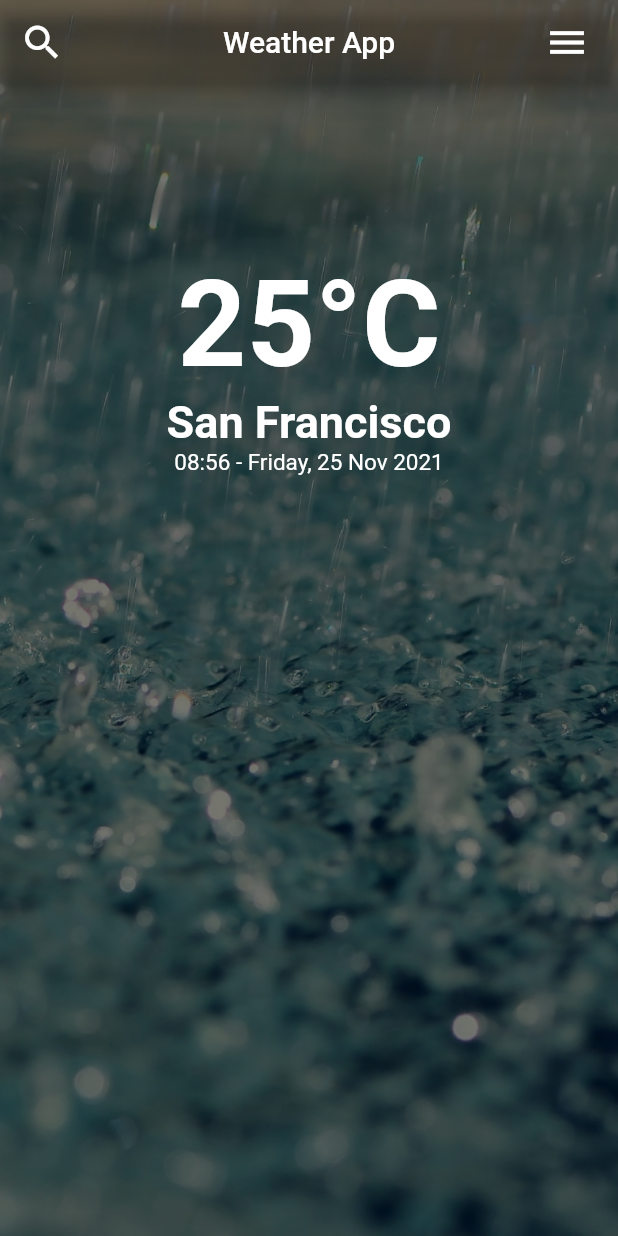
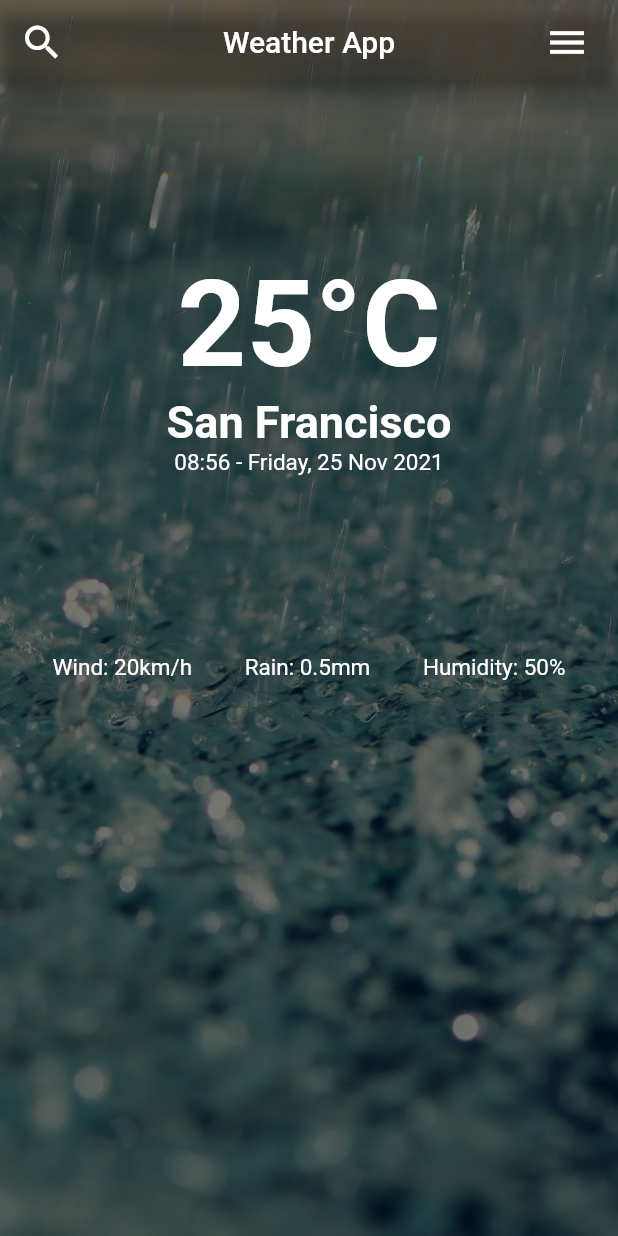
Before and after one commit to JAVABAUM/flutter_weatherapp, a Flutter app: the screen it shows after launch, on a phone screen of 412 x 824 dp. Run offline on Flutter 3.47's test engine with Material 2 defaults, Android fonts, the phone set to English and light mode, and no system bars.

Commit message:
additional weather infos

```diff
--- a/flutter_app/lib/screens/weatherapp.dart
+++ b/flutter_app/lib/screens/weatherapp.dart
@@ -77,6 +77,36 @@ class WeatherApp extends StatelessWidget {
                 ],
               ),
             ),
+            Container(
+              margin: EdgeInsets.symmetric(vertical: 370),
+              alignment: Alignment.bottomCenter,
+              child: Row(
+                mainAxisAlignment: MainAxisAlignment.spaceEvenly,
+                children: const [
+                  Text(
+                    'Wind: 20km/h',
+                    style: TextStyle(
+                      fontSize: 15,
+                      color: Colors.white,
+                    ),
+                  ),
+                  Text(
+                    'Rain: 0.5mm',
+                    style: TextStyle(
+                      fontSize: 15,
+                      color: Colors.white,
+                    ),
+                  ),
+                  Text(
+                    'Humidity: 50%',
+                    style: TextStyle(
+                      fontSize: 15,
+                      color: Colors.white,
+                    ),
+                  ),
+                ],
+              ),
+            ),
           ],
         ),
       ),
```
